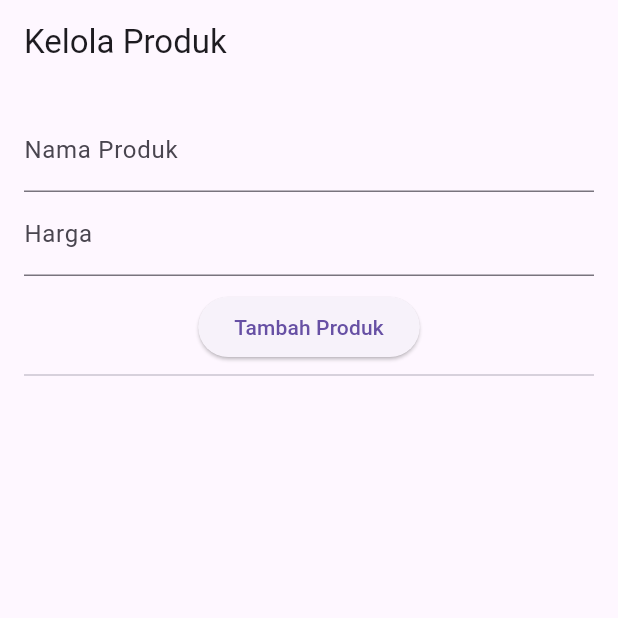
After one commit to Asful-Anwar/griyopos, a Flutter app: the AdminProdukScreen screen opened directly, after a tap on "Tambah Produk", on a phone screen of 412 x 824 dp, the top half of it. The commit adds this screen. Run offline on Flutter 3.47's test engine with Material 3 defaults, Android fonts, the phone set to English and light mode, and no system bars; our stand-ins replace webview_flutter; network calls fail.

Commit message:
CRUD Produk oleh Admin

```diff
--- /dev/null
+++ b/frontend/lib/screens/admin_produk_screen.dart
@@ -0,0 +1,108 @@
+import 'package:flutter/material.dart';
+import 'package:http/http.dart' as http;
+import 'dart:convert';
+
+class AdminProdukScreen extends StatefulWidget {
+  @override
+  _AdminProdukScreenState createState() => _AdminProdukScreenState();
+}
+
+class _AdminProdukScreenState extends State<AdminProdukScreen> {
+  List produk = [];
+  final namaCtrl = TextEditingController();
+  final hargaCtrl = TextEditingController();
+  int? editingId;
+
+  Future<void> fetchProduk() async {
+    final res = await http.get(Uri.parse('http://localhost:5000/produk'));
+    if (res.statusCode == 200) {
+      setState(() => produk = json.decode(res.body));
+    }
+  }
+
+  Future<void> simpanProduk() async {
+    final body = json.encode({
+      "nama": namaCtrl.text,
+      "harga": int.parse(hargaCtrl.text)
+    });
+
+    final url = editingId == null
+        ? 'http://localhost:5000/produk'
+        : 'http://localhost:5000/produk/$editingId';
+
+    final res = editingId == null
+        ? await http.post(Uri.parse(url), headers: {'Content-Type': 'application/json'}, body: body)
+        : await http.put(Uri.parse(url), headers: {'Content-Type': 'application/json'}, body: body);
+
+    if (res.statusCode == 200 || res.statusCode == 201) {
+      namaCtrl.clear();
+      hargaCtrl.clear();
+      editingId = null;
+      fetchProduk();
+    }
+  }
+
+  Future<void> hapusProduk(int id) async {
+    final res = await http.delete(Uri.parse('http://localhost:5000/produk/$id'));
+    if (res.statusCode == 200) fetchProduk();
+  }
+
+  @override
+  void initState() {
+    super.initState();
+    fetchProduk();
+  }
+
+  @override
+  Widget build(BuildContext context) {
+    return Scaffold(
+      appBar: AppBar(title: Text("Kelola Produk")),
+      body: Padding(
+        padding: const EdgeInsets.all(16.0),
+        child: Column(
+          children: [
+            TextField(controller: namaCtrl, decoration: InputDecoration(labelText: "Nama Produk")),
+            TextField(controller: hargaCtrl, decoration: InputDecoration(labelText: "Harga"), keyboardType: TextInputType.number),
+            SizedBox(height: 10),
+            ElevatedButton(
+              onPressed: simpanProduk,
+              child: Text(editingId == null ? "Tambah Produk" : "Simpan Perubahan"),
+            ),
+            Divider(),
+            Expanded(
+              child: ListView.builder(
+                itemCount: produk.length,
+                itemBuilder: (context, index) {
+                  final p = produk[index];
+                  return ListTile(
+                    title: Text("${p['nama']}"),
+                    subtitle: Text("Rp ${p['harga']}"),
+                    trailing: Row(
+                      mainAxisSize: MainAxisSize.min,
+                      children: [
+                        IconButton(
+                          icon: Icon(Icons.edit),
+                          onPressed: () {
+                            setState(() {
+                              namaCtrl.text = p['nama'];
+                              hargaCtrl.text = p['harga'].toString();
+                              editingId = p['id'];
+                            });
+                          },
+                        ),
+                        IconButton(
+                          icon: Icon(Icons.delete),
+                          onPressed: () => hapusProduk(p['id']),
+                        ),
+                      ],
+                    ),
+                  );
+                },
+              ),
+            ),
+          ],
+        ),
+      ),
+    );
+  }
+}
--- a/frontend/lib/screens/login_screen.dart
+++ b/frontend/lib/screens/login_screen.dart
@@ -3,6 +3,7 @@ import 'package:http/http.dart' as http;
 import 'dart:convert';
 import 'kasir_screen.dart';
 import 'admin_screen.dart';
+import 'package:frontend/screens/admin_produk_screen.dart';
 
 class LoginScreen extends StatefulWidget {
   @override
@@ -35,7 +36,7 @@ class _LoginScreenState extends State<LoginScreen> {
         print("Login sebagai admin");
         Navigator.pushReplacement(
           context,
-          MaterialPageRoute(builder: (_) => AdminScreen()),
+          MaterialPageRoute(builder: (_) => AdminProdukScreen()),
         );
 
         //TODO:arahkan ke halaman admin
```
Also changed, not shown: 1 other file.
